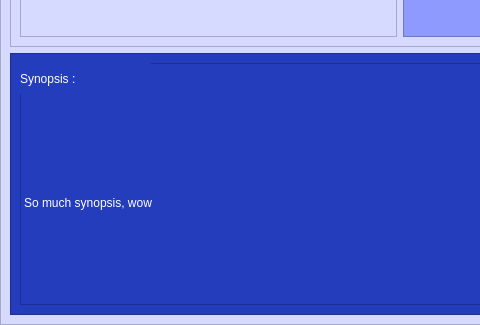
Qt form pageoneepisode.ui (Sovhan/8INF957_ProjetSAVR) before a commit; both pictures show x 0 to 480 and y 225 to 550 of the 800 by 550 pixel window.
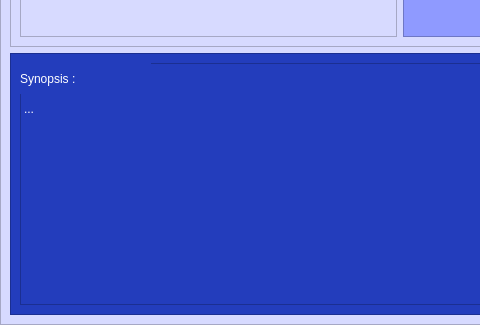
The same form after that commit.

Commit message: Correction of the alignment of the synopsis texte

Diff of the .ui file:
```diff
--- a/pageoneepisode.ui
+++ b/pageoneepisode.ui
@@ -231,7 +231,10 @@
            </rect>
           </property>
           <property name="text">
-           <string>So much synopsis, wow</string>
+           <string>...</string>
+          </property>
+          <property name="alignment">
+           <set>Qt::AlignLeading|Qt::AlignLeft|Qt::AlignTop</set>
           </property>
          </widget>
         </widget>
```
The commit also changes 1 other file.
